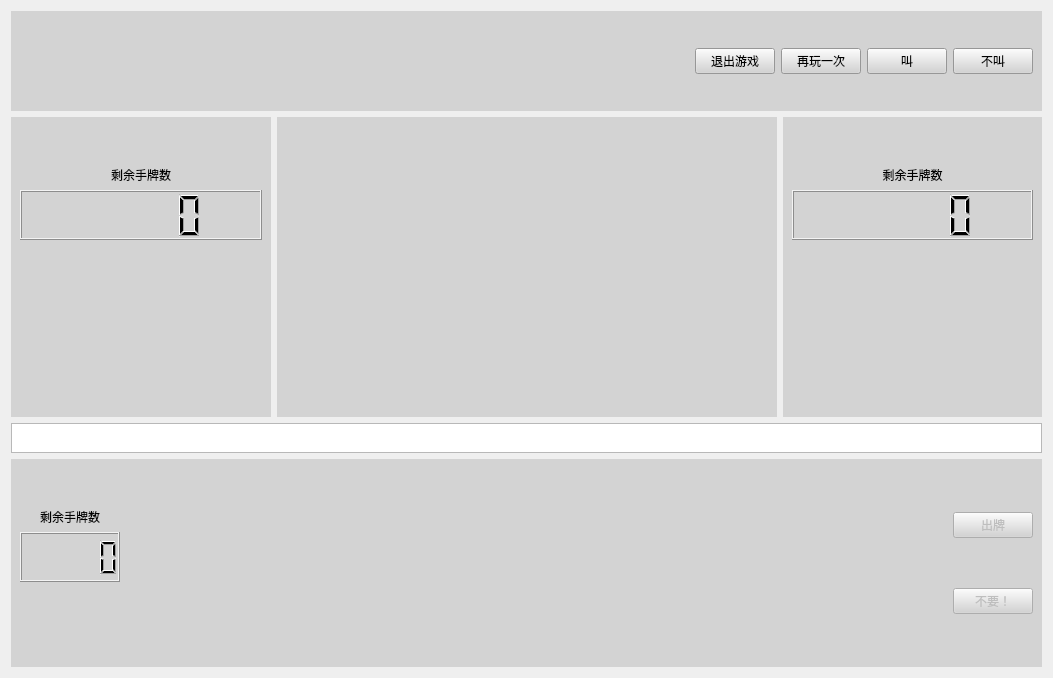
NickLennonLiu/landlord, file game.ui: the form before one commit.
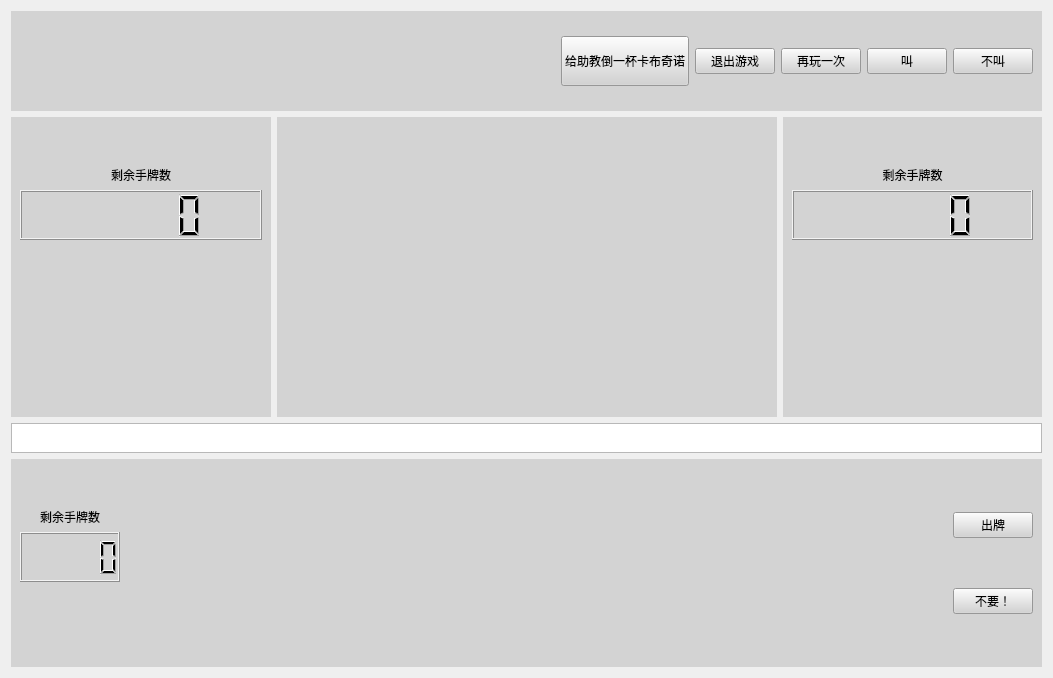
The form after the commit.

The edit to the form file:
```diff
--- a/game.ui
+++ b/game.ui
@@ -51,6 +51,19 @@
               </property>
              </spacer>
             </item>
+            <item>
+             <widget class="QPushButton" name="pushButton">
+              <property name="minimumSize">
+               <size>
+                <width>0</width>
+                <height>50</height>
+               </size>
+              </property>
+              <property name="text">
+               <string>给助教倒一杯卡布奇诺</string>
+              </property>
+             </widget>
+            </item>
             <item>
              <widget class="QPushButton" name="exit">
               <property name="text">
@@ -455,7 +468,7 @@
               <item>
                <widget class="QPushButton" name="confirm">
                 <property name="enabled">
-                 <bool>false</bool>
+                 <bool>true</bool>
                 </property>
                 <property name="maximumSize">
                  <size>
@@ -471,7 +484,7 @@
               <item>
                <widget class="QPushButton" name="pass">
                 <property name="enabled">
-                 <bool>false</bool>
+                 <bool>true</bool>
                 </property>
                 <property name="maximumSize">
                  <size>
```
